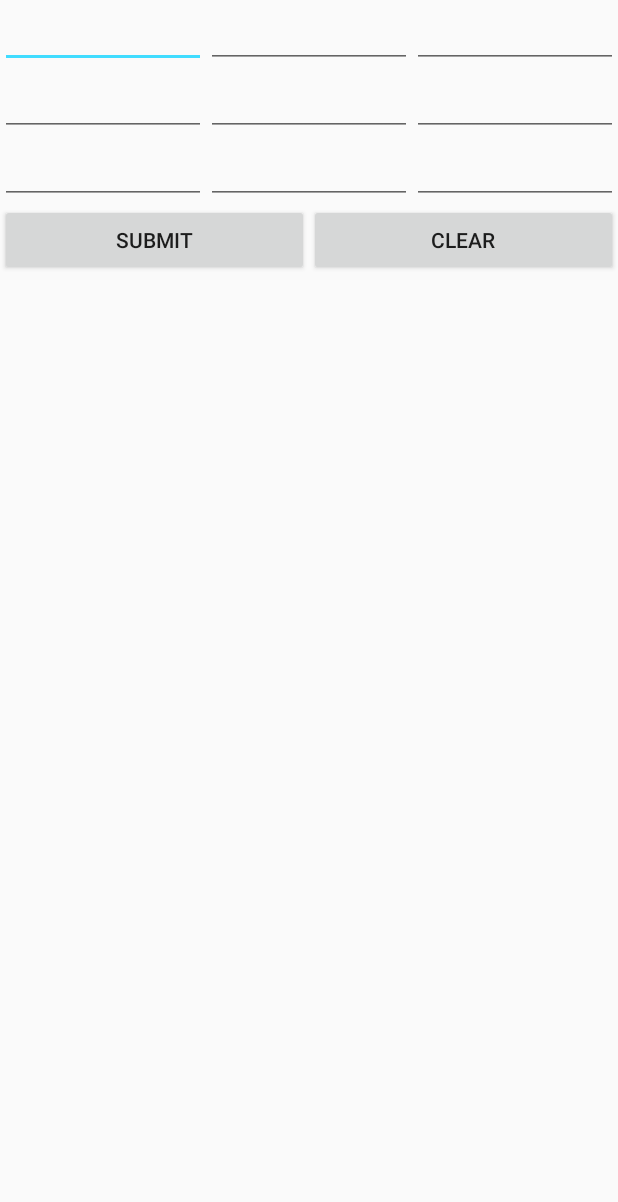
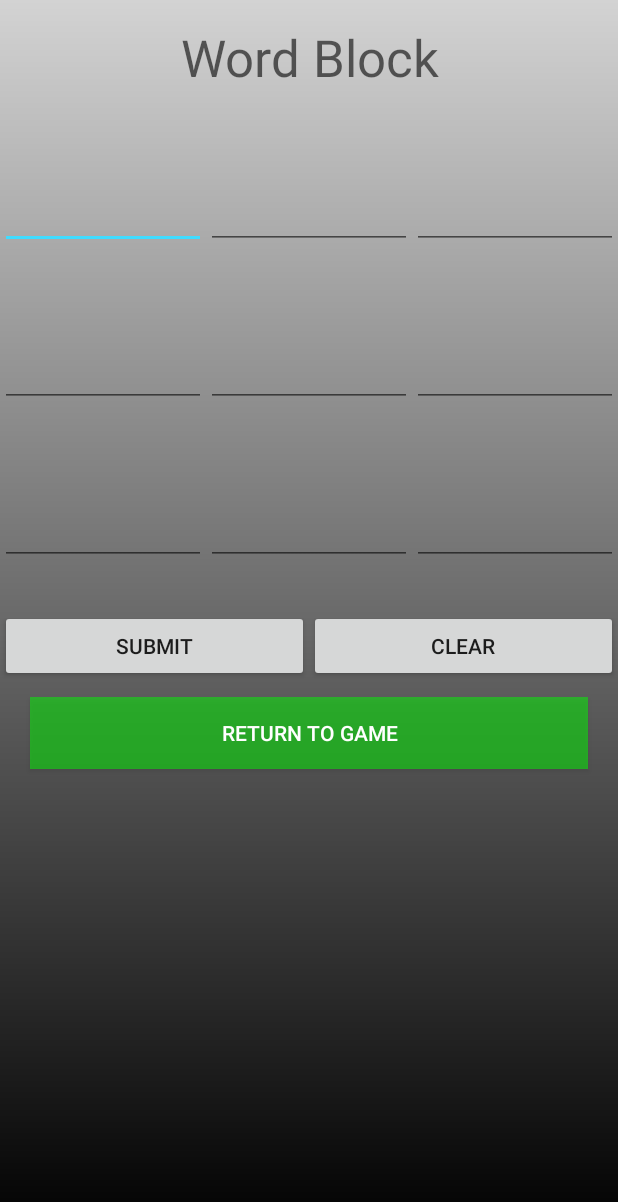
Before and after one commit to cmoorad/FinalProject, an Android app: the GameUrban screen opened directly, with no data from a screen before it, on a phone screen of 412 x 824 dp. Shown: the top 1202 px of the screen. Run offline under Robolectric (Android 15) with nearby library versions, the phone set to English and light mode, and no system bars.

Commit message:
added simple style and color and return to gamemap button

```diff
--- /dev/null
+++ b/app/src/main/res/drawable/grad_urb.xml
@@ -0,0 +1,7 @@
+<shape xmlns:android="http://schemas.android.com/apk/res/android"
+    android:shape="rectangle">
+    <gradient
+        android:startColor="@color/gradient_start"
+        android:endColor="@color/gradient_end"
+        android:angle="-270" />
+</shape>
--- a/app/src/main/res/layout/game_urban.xml
+++ b/app/src/main/res/layout/game_urban.xml
@@ -2,31 +2,52 @@
 
 <LinearLayout xmlns:android="http://schemas.android.com/apk/res/android"
     xmlns:tools="http://schemas.android.com/tools"
-    android:orientation="vertical" android:layout_width="match_parent"
+    android:layout_width="match_parent"
     android:layout_height="match_parent"
+    android:background="@drawable/grad_urb"
+    android:orientation="vertical"
     android:weightSum="3"
-    tools:context=".GameUrban"
-    >
+    tools:context=".GameUrban">
+
+    <LinearLayout
+        android:layout_width="match_parent"
+        android:layout_height="wrap_content"
+        android:layout_marginBottom="60dp"
+        android:layout_marginTop="15dp"
+        android:orientation="vertical">
+
+        <TextView
+            android:id="@+id/textView"
+            android:layout_width="match_parent"
+            android:layout_height="wrap_content"
+            android:text="Word Block"
+            android:textAlignment="center"
+            android:textAppearance="@style/TextAppearance.AppCompat.Display1"
+            android:typeface="normal" />
+    </LinearLayout>
 
     <LinearLayout
         android:layout_width="fill_parent"
         android:layout_height="wrap_content"
-        android:orientation="horizontal"
-        >
+        android:layout_marginBottom="60dp"
+        android:orientation="horizontal">
+
         <EditText
             android:id="@+id/editL1"
             android:layout_width="fill_parent"
             android:layout_height="wrap_content"
             android:layout_weight="1"
 
-             />
+            />
+
         <EditText
             android:id="@+id/editL2"
             android:layout_width="fill_parent"
             android:layout_height="wrap_content"
             android:layout_weight="1"
 
-             />
+            />
+
         <EditText
             android:id="@+id/editL3"
             android:layout_width="fill_parent"
@@ -36,14 +57,15 @@
             />
 
 
- </LinearLayout>
+    </LinearLayout>
 
     <LinearLayout
 
         android:layout_width="fill_parent"
         android:layout_height="wrap_content"
-        android:orientation="horizontal"
-        >
+        android:layout_marginBottom="60dp"
+        android:orientation="horizontal">
+
         <EditText
             android:id="@+id/editL4"
             android:layout_width="fill_parent"
@@ -51,6 +73,7 @@
             android:layout_weight="1"
 
             />
+
         <EditText
             android:id="@+id/editL5"
             android:layout_width="fill_parent"
@@ -58,6 +81,7 @@
             android:layout_weight="1"
 
             />
+
         <EditText
             android:id="@+id/editL6"
             android:layout_width="fill_parent"
@@ -70,8 +94,9 @@
     <LinearLayout
         android:layout_width="fill_parent"
         android:layout_height="wrap_content"
-        android:orientation="horizontal"
-        >
+        android:layout_marginBottom="30dp"
+        android:orientation="horizontal">
+
         <EditText
             android:id="@+id/editL7"
             android:layout_width="fill_parent"
@@ -79,6 +104,7 @@
             android:layout_weight="1"
 
             />
+
         <EditText
             android:id="@+id/editL8"
             android:layout_width="fill_parent"
@@ -86,6 +112,7 @@
             android:layout_weight="1"
 
             />
+
         <EditText
             android:id="@+id/editL9"
             android:layout_width="fill_parent"
@@ -93,29 +120,51 @@
             android:layout_weight="1"
 
             />
+
     </LinearLayout>
+
     <LinearLayout
         android:layout_width="fill_parent"
         android:layout_height="wrap_content"
-        android:orientation="horizontal"
-        >
+        android:layout_marginBottom="10dp"
+        android:orientation="horizontal">
+
         <Button
             android:id="@+id/enterUrban"
             android:layout_width="fill_parent"
             android:layout_height="wrap_content"
             android:layout_weight="1"
-            android:text="Submit"
             android:onClick="urbanSubmitButtonClicked"
-            />
+            android:text="Submit" />
+
         <Button
             android:id="@+id/clearUrban"
             android:layout_width="fill_parent"
             android:layout_height="wrap_content"
             android:layout_weight="1"
+            android:onClick="urbanClearButtonClicked"
             android:text="Clear"
-            android:onClick="urbanClearButtonClicked"
 
             />
     </LinearLayout>
 
+    <LinearLayout
+        android:layout_width="fill_parent"
+        android:layout_height="wrap_content"
+        android:layout_weight="1"
+        android:orientation="horizontal">
+
+        <Button
+            android:id="@+id/returntogame"
+            android:layout_width="0dp"
+            android:layout_height="wrap_content"
+            android:layout_marginLeft="20dp"
+            android:layout_marginRight="20dp"
+            android:layout_weight="1"
+            android:background="@color/transgreen"
+            android:onClick="returnToGame"
+            android:text="Return to game"
+            android:textColor="@color/white" />
+    </LinearLayout>
+
 </LinearLayout>
--- a/app/src/main/res/values/colors.xml
+++ b/app/src/main/res/values/colors.xml
@@ -11,4 +11,6 @@
     <color name="transblue">#7f0044cc</color>
     <color name="transgreen">#7f00ff00</color>
     <color name="transgrey">#7fA9A9A9</color>
+    <color name="gradient_start">#d3d3d3</color>
+    <color name="gradient_end">#000000</color>
 </resources>
```
Also changed, not shown: 13 other files.
